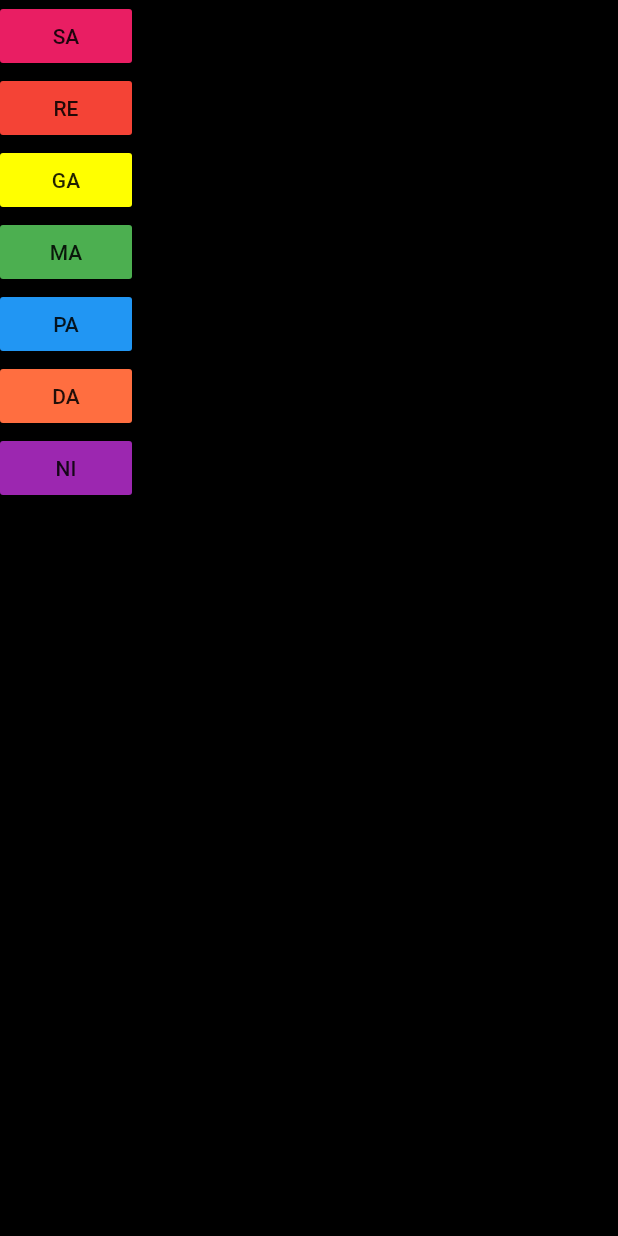
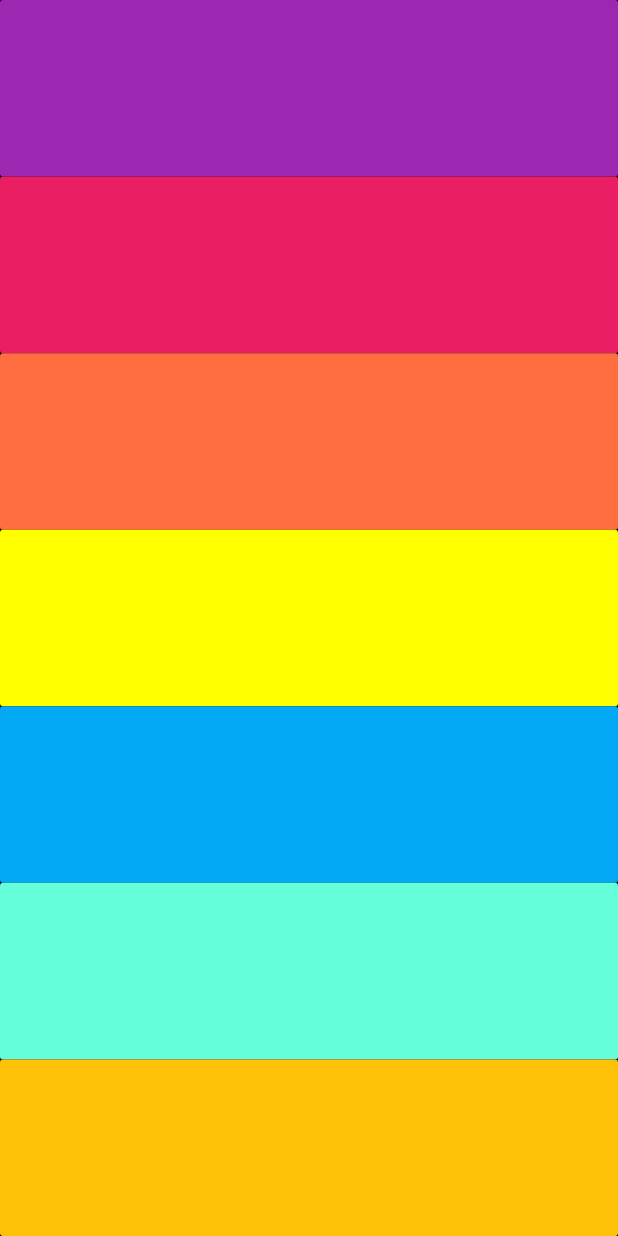
Before and after one commit to kmadhav907/XyloPhoneApp, a Flutter app: the screen it shows after launch, on a phone screen of 412 x 824 dp. Run offline on Flutter 3.47's test engine with Material 2 defaults, Android fonts, the light colour scheme and no system bars; our stand-ins replace audioplayers.

Commit message:
Finished Project

```diff
--- a/lib/main.dart
+++ b/lib/main.dart
@@ -11,60 +11,31 @@ class XylophoneApp extends StatelessWidget {
       player.play('note$number.wav');
     }
 
+    Expanded buildKey({number, color}) {
+      return Expanded(
+        child: FlatButton(
+          onPressed: () {
+            playSound(number);
+          },
+          color: color,
+        ),
+      );
+    }
+
     return MaterialApp(
       home: Scaffold(
         backgroundColor: Colors.black,
         body: SafeArea(
             child: Column(
+          crossAxisAlignment: CrossAxisAlignment.stretch,
           children: [
-            FlatButton(
-                onPressed: () {
-                  playSound(1);
-                },
-                color: Colors.pink,
-                child: Text("SA")),
-            FlatButton(
-              onPressed: () {
-                playSound(2);
-              },
-              child: Text("RE"),
-              color: Colors.red,
-            ),
-            FlatButton(
-              onPressed: () {
-                playSound(3);
-              },
-              child: Text("GA"),
-              color: Colors.yellowAccent,
-            ),
-            FlatButton(
-              onPressed: () {
-                playSound(4);
-              },
-              child: Text("MA"),
-              color: Colors.green,
-            ),
-            FlatButton(
-              onPressed: () {
-                playSound(5);
-              },
-              child: Text("PA"),
-              color: Colors.blue,
-            ),
-            FlatButton(
-              onPressed: () {
-                playSound(6);
-              },
-              child: Text("DA"),
-              color: Colors.deepOrangeAccent,
-            ),
-            FlatButton(
-              onPressed: () {
-                playSound(7);
-              },
-              child: Text("NI"),
-              color: Colors.purple,
-            )
+            buildKey(number: 1, color: Colors.purple),
+            buildKey(number: 2, color: Colors.pink),
+            buildKey(number: 3, color: Colors.deepOrangeAccent),
+            buildKey(number: 4, color: Colors.yellowAccent),
+            buildKey(number: 5, color: Colors.lightBlue),
+            buildKey(number: 6, color: Colors.tealAccent),
+            buildKey(number: 7, color: Colors.amber),
           ],
         )),
       ),
```
